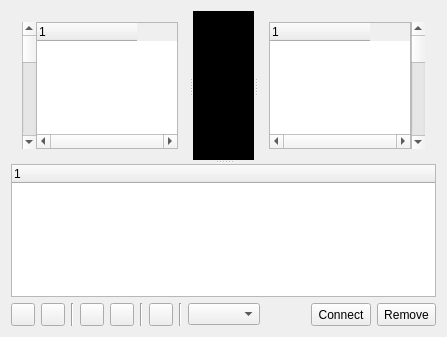
Before: the Qt Designer form muse3/muse/mixer/routedialogbase.ui in emrum/muse, drawn with Qt 5.
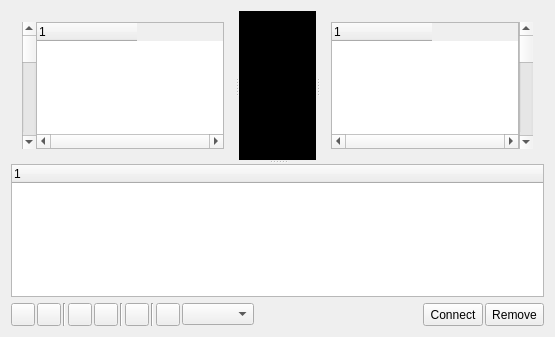
After: the same form once the commit is applied. Custom widgets are drawn as their Qt base class.

Commit message: Router color/layout fixes, add view mode button.

What changed in the file:
```diff
--- a/muse3/muse/mixer/routedialogbase.ui
+++ b/muse3/muse/mixer/routedialogbase.ui
@@ -6,7 +6,7 @@
    <rect>
     <x>0</x>
     <y>0</y>
-    <width>447</width>
+    <width>555</width>
     <height>337</height>
    </rect>
   </property>
@@ -69,11 +69,17 @@
           <property name="selectionBehavior">
            <enum>QAbstractItemView::SelectRows</enum>
           </property>
+          <property name="iconSize">
+           <size>
+            <width>16</width>
+            <height>16</height>
+           </size>
+          </property>
           <property name="textElideMode">
            <enum>Qt::ElideMiddle</enum>
           </property>
-          <property name="wordWrap">
-           <bool>true</bool>
+          <property name="rootIsDecorated">
+           <bool>false</bool>
           </property>
           <property name="isInput" stdset="0">
            <bool>true</bool>
@@ -201,11 +207,17 @@
           <property name="selectionBehavior">
            <enum>QAbstractItemView::SelectRows</enum>
           </property>
+          <property name="iconSize">
+           <size>
+            <width>16</width>
+            <height>16</height>
+           </size>
+          </property>
           <property name="textElideMode">
            <enum>Qt::ElideMiddle</enum>
           </property>
-          <property name="wordWrap">
-           <bool>true</bool>
+          <property name="rootIsDecorated">
+           <bool>false</bool>
           </property>
           <property name="isInput" stdset="0">
            <bool>false</bool>
@@ -246,8 +258,8 @@
       <property name="textElideMode">
        <enum>Qt::ElideMiddle</enum>
       </property>
-      <property name="wordWrap">
-       <bool>true</bool>
+      <property name="rootIsDecorated">
+       <bool>false</bool>
       </property>
       <column>
        <property name="text">
@@ -259,6 +271,9 @@
    </item>
    <item>
     <layout class="QHBoxLayout" name="horizontalLayout">
+     <property name="spacing">
+      <number>2</number>
+     </property>
      <item>
       <widget class="QToolButton" name="filterSrcButton">
        <property name="toolTip">
@@ -345,6 +360,26 @@
        </property>
       </widget>
      </item>
+     <item>
+      <widget class="QToolButton" name="verticalLayoutButton">
+       <property name="toolTip">
+        <string>Auto adjust column size</string>
+       </property>
+       <property name="whatsThis">
+        <string>Automatically adjusts the source and destination
+ tree widths when the splitters are adjusted.
+This also turns on text word wrap, which may 
+ cause slower response with larger lists.
+</string>
+       </property>
+       <property name="text">
+        <string/>
+       </property>
+       <property name="checkable">
+        <bool>true</bool>
+       </property>
+      </widget>
+     </item>
      <item>
       <widget class="QComboBox" name="routeAliasList">
        <property name="toolTip">
```
The commit also changes 8 other files.
